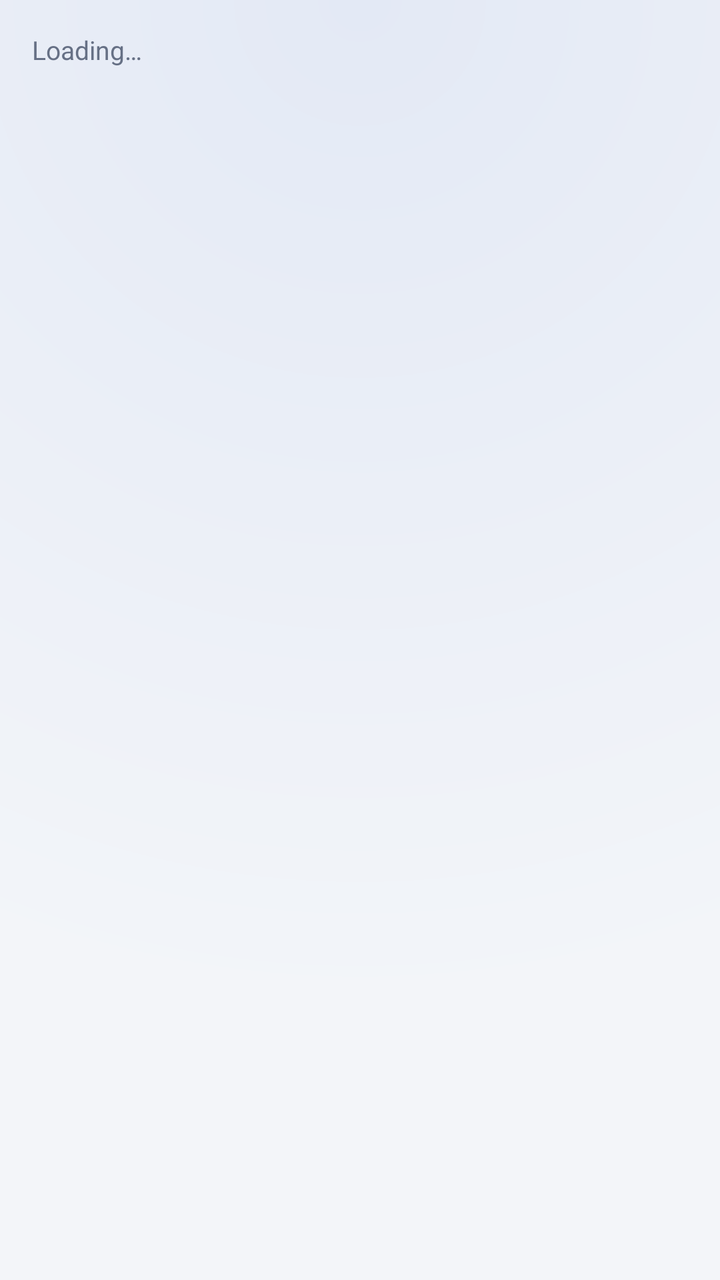
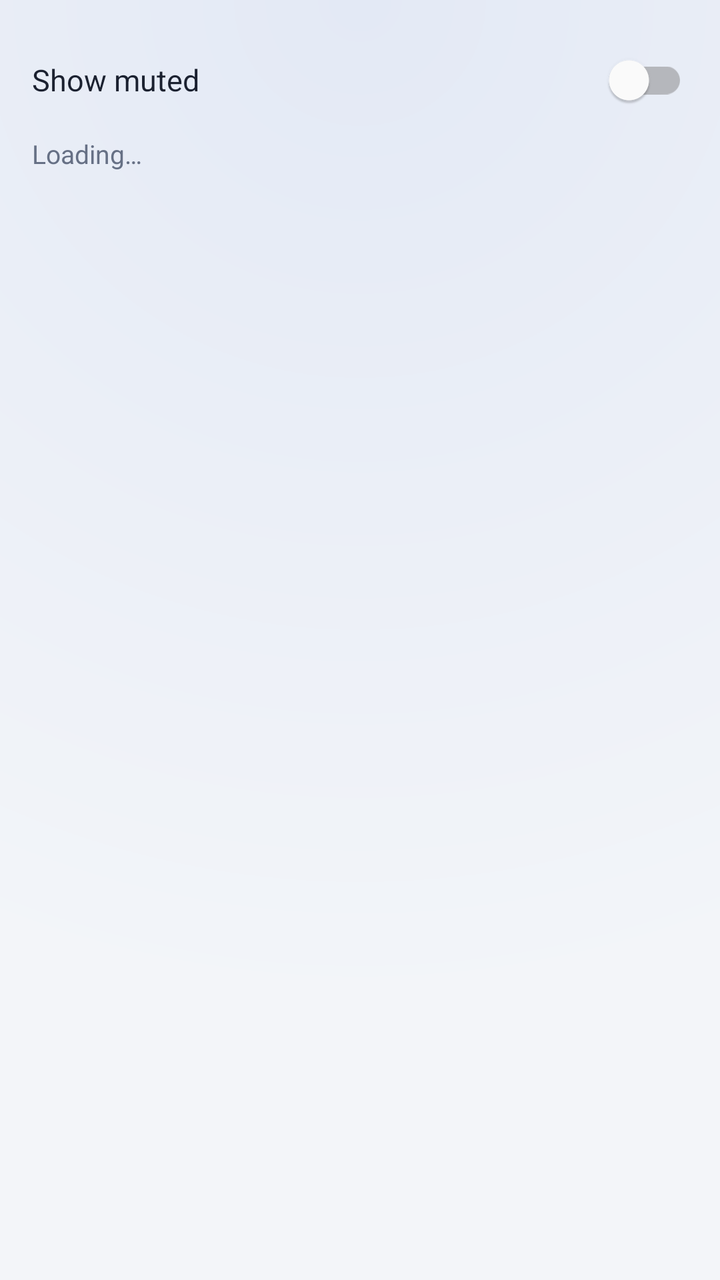

An Android layout rendered at two revisions. The XML below is the earlier revision; the diff shows what the commit changed to produce the second picture.
<!-- AndroidManifest.xml: application theme Theme.HomeEnv -->
<!-- res/layout/fragment_notification_history.xml -->
<?xml version="1.0" encoding="utf-8"?>
<LinearLayout xmlns:android="http://schemas.android.com/apk/res/android"
    android:layout_width="match_parent"
    android:layout_height="match_parent"
    android:orientation="vertical"
    android:background="@drawable/bg_screen">

    <ScrollView
        android:layout_width="match_parent"
        android:layout_height="match_parent"
        android:clipToPadding="false">

        <LinearLayout
            android:id="@+id/container"
            android:layout_width="match_parent"
            android:layout_height="wrap_content"
            android:orientation="vertical"
            android:paddingStart="16dp"
            android:paddingEnd="16dp"
            android:paddingTop="16dp"
            android:paddingBottom="32dp">

            <TextView
                android:id="@+id/status"
                android:layout_width="match_parent"
                android:layout_height="wrap_content"
                android:text="Loading…"
                android:textColor="@color/muted"
                android:textSize="13sp"
                android:layout_marginBottom="12dp" />
        </LinearLayout>
    </ScrollView>
</LinearLayout>
<!-- resources referenced by this layout -->
<resources>
  <color name="muted">#8a93a6</color>
  <!-- drawable bg_screen (drawable) -->
  <?xml version="1.0" encoding="utf-8"?>
  <shape xmlns:android="http://schemas.android.com/apk/res/android" android:shape="rectangle">
      <gradient
          android:type="radial"
          android:centerX="0.5"
          android:centerY="0"
          android:gradientRadius="140%p"
          android:startColor="@color/bg_glow"
          android:endColor="@color/bg" />
  </shape>
  <style name="Theme.HomeEnv" parent="Theme.MaterialComponents.DayNight.NoActionBar">
          <item name="colorPrimary">@color/card</item>
          <item name="colorPrimaryVariant">@color/bg</item>
          <item name="colorOnPrimary">@color/text</item>
          <item name="colorSecondary">@color/good</item>
          <item name="colorSecondaryVariant">@color/good</item>
          <item name="colorOnSecondary">@color/bg</item>
  
          <item name="android:statusBarColor">@color/bg_glow</item>
          <item name="android:navigationBarColor">@color/bg</item>
          <item name="android:windowLightStatusBar">@bool/light_system_bars</item>
          <item name="android:windowLightNavigationBar" tools:targetApi="27">@bool/light_system_bars</item>
  
          <item name="android:windowBackground">@color/bg</item>
          <item name="android:colorBackground">@color/bg</item>
          <item name="colorSurface">@color/card</item>
          <item name="colorOnSurface">@color/text</item>
  
          <item name="android:textColorPrimary">@color/text</item>
          <item name="android:textColorSecondary">@color/muted</item>
  
          <item name="colorControlActivated">@color/good</item>
          <item name="colorSwitchThumbNormal">@color/muted</item>
      </style>
  <color name="bg_glow">#1a2233</color>
  <color name="bg">#0f1218</color>
  <color name="card">#171c26</color>
  <color name="text">#e8ecf3</color>
  <color name="good">#3ecf8e</color>
</resources>

<!-- the commit's change to res/layout/fragment_notification_history.xml (unified diff, before → after) -->
@@ -20,6 +20,15 @@
             android:paddingTop="16dp"
             android:paddingBottom="32dp">
 
+            
+            <com.google.android.material.switchmaterial.SwitchMaterial
+                android:id="@+id/show_muted"
+                android:layout_width="match_parent"
+                android:layout_height="wrap_content"
+                android:text="Show muted"
+                android:textColor="@color/text"
+                android:textSize="15sp" />
+
             <TextView
                 android:id="@+id/status"
                 android:layout_width="match_parent"
@@ -27,7 +36,14 @@
                 android:text="Loading…"
                 android:textColor="@color/muted"
                 android:textSize="13sp"
+                android:layout_marginTop="4dp"
                 android:layout_marginBottom="12dp" />
+
+            <LinearLayout
+                android:id="@+id/list"
+                android:layout_width="match_parent"
+                android:layout_height="wrap_content"
+                android:orientation="vertical" />
         </LinearLayout>
     </ScrollView>
 </LinearLayout>
